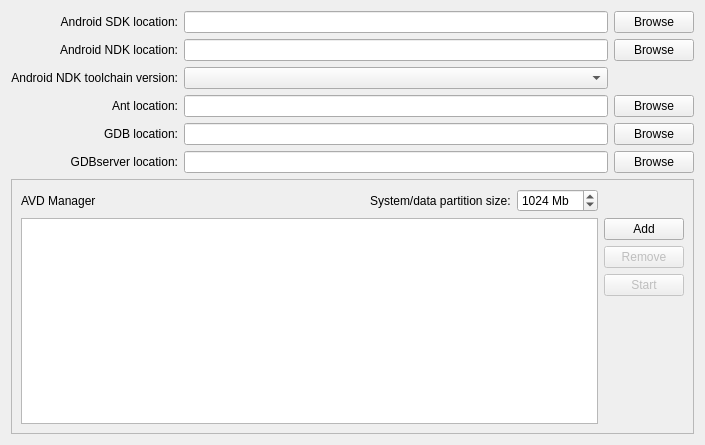
Qt form src/plugins/qt4projectmanager/qt-android/androidsettingswidget.ui (KDE/android-qt-creator) before a commit.
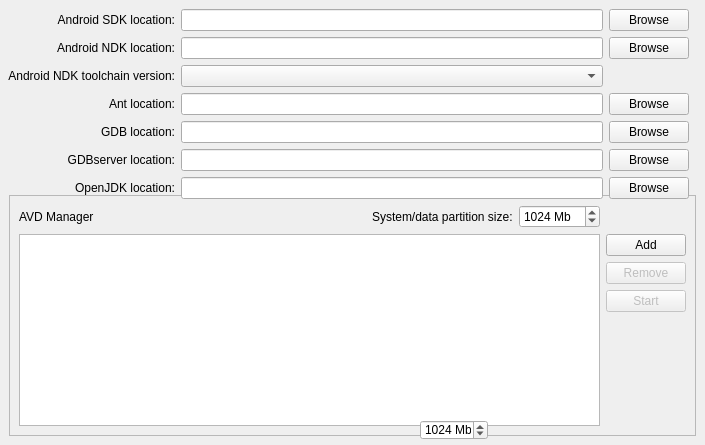
The same form after that commit.

```diff
--- a/src/plugins/qt4projectmanager/qt-android/androidsettingswidget.ui
+++ b/src/plugins/qt4projectmanager/qt-android/androidsettingswidget.ui
@@ -13,6 +13,152 @@
   <property name="windowTitle">
    <string>Android Configuration</string>
   </property>
+  <widget class="QFrame" name="AVDManagerFrame">
+   <property name="geometry">
+    <rect>
+     <x>9</x>
+     <y>195</y>
+     <width>687</width>
+     <height>241</height>
+    </rect>
+   </property>
+   <property name="frameShape">
+    <enum>QFrame::StyledPanel</enum>
+   </property>
+   <property name="frameShadow">
+    <enum>QFrame::Raised</enum>
+   </property>
+   <layout class="QGridLayout" name="gridLayout">
+    <item row="0" column="0">
+     <layout class="QHBoxLayout" name="horizontalLayout">
+      <item>
+       <widget class="QLabel" name="AVDManagerLabel">
+        <property name="text">
+         <string>AVD Manager</string>
+        </property>
+       </widget>
+      </item>
+      <item>
+       <spacer name="horizontalSpacer">
+        <property name="orientation">
+         <enum>Qt::Horizontal</enum>
+        </property>
+        <property name="sizeHint" stdset="0">
+         <size>
+          <width>40</width>
+          <height>20</height>
+         </size>
+        </property>
+       </spacer>
+      </item>
+      <item>
+       <widget class="QLabel" name="DataPartitionSizeLable">
+        <property name="text">
+         <string>System/data partition size:</string>
+        </property>
+       </widget>
+      </item>
+      <item>
+       <widget class="QSpinBox" name="DataPartitionSizeSpinBox">
+        <property name="suffix">
+         <string> Mb</string>
+        </property>
+        <property name="maximum">
+         <number>99999</number>
+        </property>
+        <property name="value">
+         <number>1024</number>
+        </property>
+       </widget>
+      </item>
+     </layout>
+    </item>
+    <item row="1" column="0" rowspan="4">
+     <widget class="QTableView" name="AVDTableView">
+      <property name="selectionMode">
+       <enum>QAbstractItemView::SingleSelection</enum>
+      </property>
+      <property name="selectionBehavior">
+       <enum>QAbstractItemView::SelectRows</enum>
+      </property>
+      <property name="textElideMode">
+       <enum>Qt::ElideMiddle</enum>
+      </property>
+      <attribute name="verticalHeaderVisible">
+       <bool>false</bool>
+      </attribute>
+     </widget>
+    </item>
+    <item row="1" column="1">
+     <widget class="QPushButton" name="AVDAddPushButton">
+      <property name="text">
+       <string>Add</string>
+      </property>
+     </widget>
+    </item>
+    <item row="2" column="1">
+     <widget class="QPushButton" name="AVDRemovePushButton">
+      <property name="enabled">
+       <bool>false</bool>
+      </property>
+      <property name="text">
+       <string>Remove</string>
+      </property>
+     </widget>
+    </item>
+    <item row="3" column="1">
+     <widget class="QPushButton" name="AVDStartPushButton">
+      <property name="enabled">
+       <bool>false</bool>
+      </property>
+      <property name="text">
+       <string>Start</string>
+      </property>
+     </widget>
+    </item>
+    <item row="4" column="1">
+     <spacer name="verticalSpacer">
+      <property name="orientation">
+       <enum>Qt::Vertical</enum>
+      </property>
+      <property name="sizeHint" stdset="0">
+       <size>
+        <width>20</width>
+        <height>129</height>
+       </size>
+      </property>
+     </spacer>
+    </item>
+   </layout>
+  </widget>
+  <widget class="QSpinBox" name="DataPartitionSizeSpinBox_2">
+   <property name="geometry">
+    <rect>
+     <x>420</x>
+     <y>420</y>
+     <width>68</width>
+     <height>20</height>
+    </rect>
+   </property>
+   <property name="suffix">
+    <string> Mb</string>
+   </property>
+   <property name="maximum">
+    <number>99999</number>
+   </property>
+   <property name="value">
+    <number>1024</number>
+   </property>
+  </widget>
+  <widget class="QWidget" name="">
+   <property name="geometry">
+    <rect>
+     <x>8</x>
+     <y>9</y>
+     <width>681</width>
+     <height>196</height>
+    </rect>
+   </property>
   <layout class="QGridLayout" name="gridLayout_2">
    <item row="0" column="0">
     <widget class="QLabel" name="SDKLocationLabel">
@@ -127,119 +273,28 @@
      </property>
     </widget>
    </item>
-   <item row="6" column="0" colspan="3">
-    <widget class="QFrame" name="AVDManagerFrame">
-     <property name="frameShape">
-      <enum>QFrame::StyledPanel</enum>
-     </property>
-     <property name="frameShadow">
-      <enum>QFrame::Raised</enum>
-     </property>
-     <layout class="QGridLayout" name="gridLayout">
-      <item row="0" column="0">
-       <layout class="QHBoxLayout" name="horizontalLayout">
-        <item>
-         <widget class="QLabel" name="AVDManagerLabel">
+    <item row="6" column="0">
+     <widget class="QLabel" name="OpenJDKLocationLabel">
           <property name="text">
-           <string>AVD Manager</string>
-          </property>
-         </widget>
-        </item>
-        <item>
-         <spacer name="horizontalSpacer">
-          <property name="orientation">
-           <enum>Qt::Horizontal</enum>
-          </property>
-          <property name="sizeHint" stdset="0">
-           <size>
-            <width>40</width>
-            <height>20</height>
-           </size>
-          </property>
-         </spacer>
-        </item>
-        <item>
-         <widget class="QLabel" name="DataPartitionSizeLable">
-          <property name="text">
-           <string>System/data partition size:</string>
-          </property>
-         </widget>
-        </item>
-        <item>
-         <widget class="QSpinBox" name="DataPartitionSizeSpinBox">
-          <property name="suffix">
-           <string> Mb</string>
-          </property>
-          <property name="maximum">
-           <number>99999</number>
-          </property>
-          <property name="value">
-           <number>1024</number>
-          </property>
-         </widget>
-        </item>
-       </layout>
-      </item>
-      <item row="1" column="0" rowspan="4">
-       <widget class="QTableView" name="AVDTableView">
-        <property name="selectionMode">
-         <enum>QAbstractItemView::SingleSelection</enum>
-        </property>
-        <property name="selectionBehavior">
-         <enum>QAbstractItemView::SelectRows</enum>
-        </property>
-        <property name="textElideMode">
-         <enum>Qt::ElideMiddle</enum>
-        </property>
-        <attribute name="verticalHeaderVisible">
-         <bool>false</bool>
-        </attribute>
-       </widget>
-      </item>
-      <item row="1" column="1">
-       <widget class="QPushButton" name="AVDAddPushButton">
+       <string>OpenJDK location:</string>
+      </property>
+      <property name="alignment">
+       <set>Qt::AlignRight|Qt::AlignTrailing|Qt::AlignVCenter</set>
+      </property>
+     </widget>
+    </item>
+    <item row="6" column="1">
+     <widget class="QLineEdit" name="OpenJDKLocationLineEdit"/>
+    </item>
+    <item row="6" column="2">
+     <widget class="QPushButton" name="OpenJDKLocationPushButton">
         <property name="text">
-         <string>Add</string>
+       <string>Browse</string>
         </property>
        </widget>
       </item>
-      <item row="2" column="1">
-       <widget class="QPushButton" name="AVDRemovePushButton">
-        <property name="enabled">
-         <bool>false</bool>
-        </property>
-        <property name="text">
-         <string>Remove</string>
-        </property>
-       </widget>
-      </item>
-      <item row="3" column="1">
-       <widget class="QPushButton" name="AVDStartPushButton">
-        <property name="enabled">
-         <bool>false</bool>
-        </property>
-        <property name="text">
-         <string>Start</string>
-        </property>
-       </widget>
-      </item>
-      <item row="4" column="1">
-       <spacer name="verticalSpacer">
-        <property name="orientation">
-         <enum>Qt::Vertical</enum>
-        </property>
-        <property name="sizeHint" stdset="0">
-         <size>
-          <width>20</width>
-          <height>129</height>
-         </size>
-        </property>
-       </spacer>
-      </item>
-     </layout>
-    </widget>
-   </item>
-  </layout>
+   </layout>
+  </widget>
  </widget>
  <resources/>
  <connections>
```
Left out of the diff: 34 changed lines with no effect on the pictures. Lines whose indentation alone changed are shown as unchanged.
